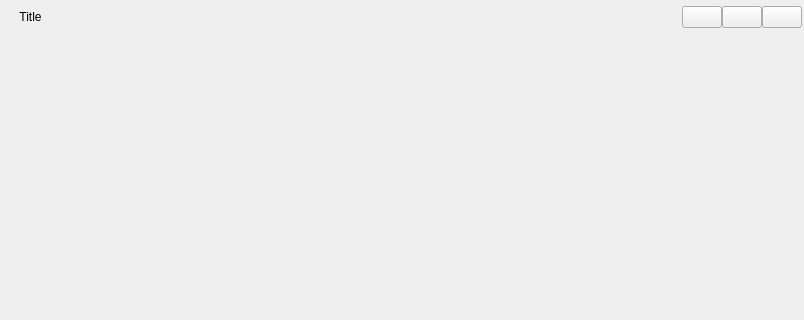
First picture: the form in GrayCatQt/main/WinWidget.ui, repository graycatya/CatLearnQt, before the edit; both pictures show x 0 to 804 and y 0 to 320 of the 804 by 538 pixel window.
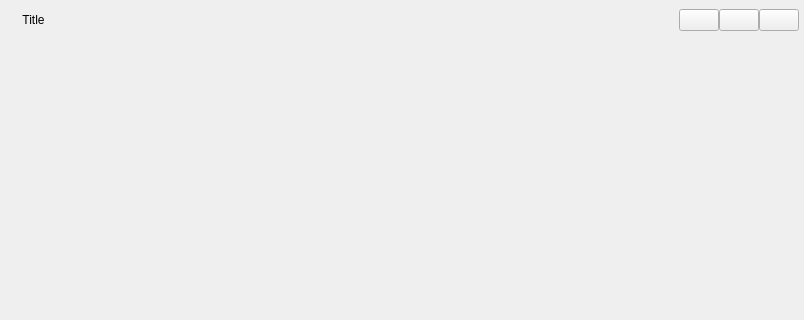
Second picture: the form after the edit.

```diff
--- a/GrayCatQt/main/WinWidget.ui
+++ b/GrayCatQt/main/WinWidget.ui
@@ -36,16 +36,16 @@
        <number>0</number>
       </property>
       <property name="leftMargin">
-       <number>2</number>
+       <number>5</number>
       </property>
       <property name="topMargin">
-       <number>2</number>
+       <number>5</number>
       </property>
       <property name="rightMargin">
-       <number>2</number>
+       <number>5</number>
       </property>
       <property name="bottomMargin">
-       <number>2</number>
+       <number>5</number>
       </property>
       <item>
        <widget class="QWidget" name="TopWidget" native="true">
```
